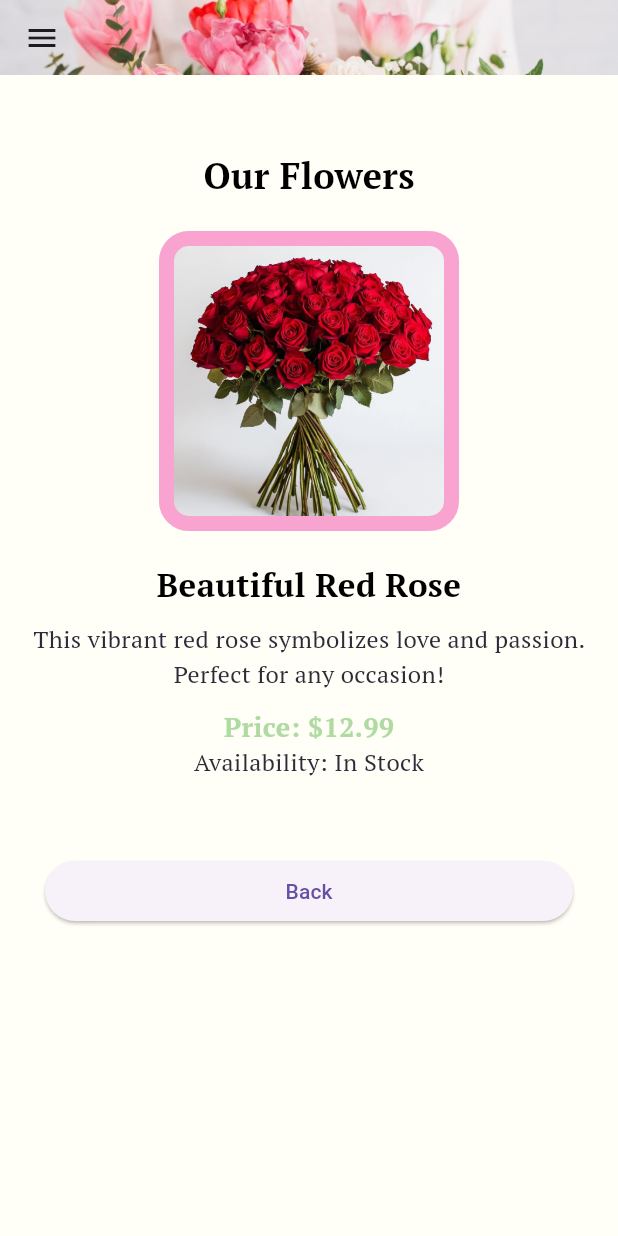
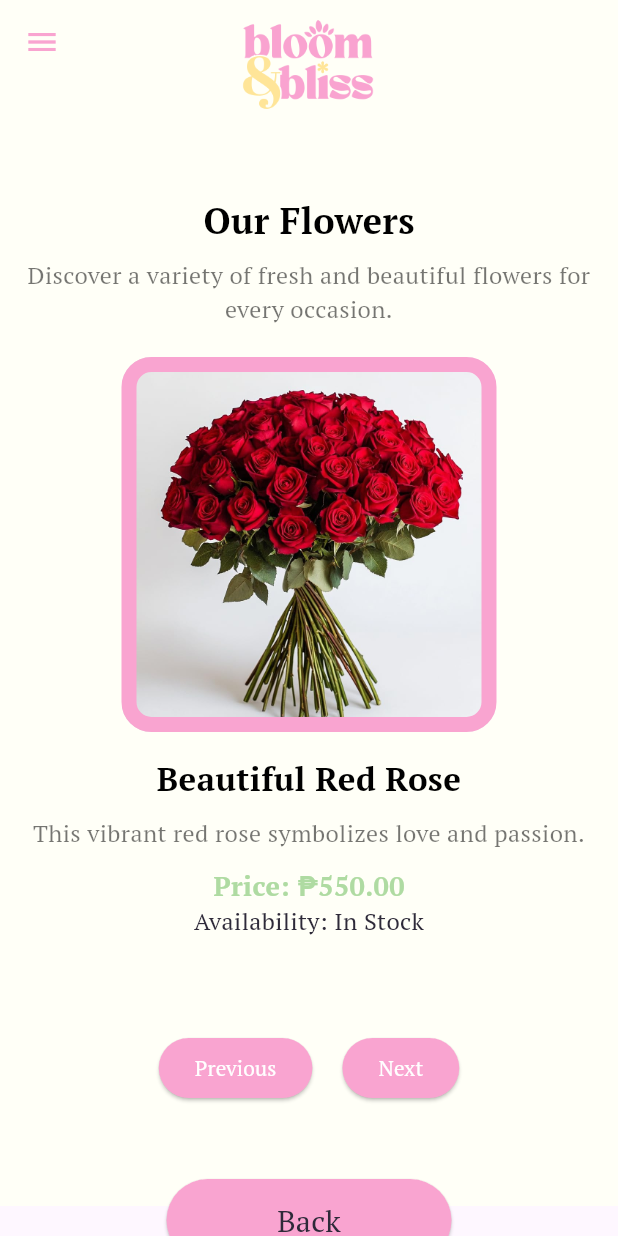
Before and after one commit to llasus-ronnie/Bloom-and-Bliss, a Flutter app: the screen it shows after launch, in the side drawer, after a tap on "Our Flowers", on a phone screen of 412 x 824 dp. Run offline on Flutter 3.47's test engine with Material 3 defaults, Android fonts, the phone set to English and light mode, and no system bars.

Commit message:
updated details page

```diff
--- a/lib/pages/details_page.dart
+++ b/lib/pages/details_page.dart
@@ -2,6 +2,7 @@ import 'package:flutter/material.dart';
 import 'package:bloom_and_bliss/sidenav.dart';
 import 'package:bloom_and_bliss/main.dart';
 import 'package:bloom_and_bliss/constants/colors.dart';
+
 
 void main() {
   runApp(const DetailsPage());
@@ -12,33 +13,39 @@ class DetailsPage extends StatelessWidget {
 
   @override
   Widget build(BuildContext context) {
+    const String apptitle = "Flower Shop";
     return MaterialApp(
-      title: "Flower Shop",
+      title: apptitle,
       home: Scaffold(
+        appBar: PreferredSize(
+          preferredSize: Size.fromHeight(80),
+          child: AppBar(
             backgroundColor: AppColors.beige,
-        appBar: PreferredSize(
-          preferredSize: Size.fromHeight(50),
-          child: AppBar(
             centerTitle: true,
-            flexibleSpace: Container(
-              decoration: BoxDecoration(
-                image: DecorationImage(
-                  image: AssetImage("assets/flowers-header.jpg"),
-                  fit: BoxFit.cover,
+            flexibleSpace: Center(
+              child: Padding(
+                padding: EdgeInsets.only(top: 10, bottom: 5),
+                child: Image.asset("assets/bnb-logo.png", height: 70),
               ),
             ),
+            iconTheme: IconThemeData(
+                color: AppColors.pink
             ),
-            elevation: 0,
           ),
         ),
         drawer: Sidenav(),
         body: SingleChildScrollView(
+          child: Container(
+            height: MediaQuery.of(context).size.height - 100,
+            alignment: Alignment.center,
+            color: AppColors.beige,
             child: Column(
               children: [
                 TextTitleSection(),
                 BodySection(),
-              ButtonFieldSection(),
+                ButtonFieldSection()
               ],
+            ),
           ),
         ),
       ),
@@ -53,83 +60,184 @@ class TextTitleSection extends StatelessWidget {
   Widget build(BuildContext context) {
     return Padding(
       padding: EdgeInsets.only(top: 50),
-      child: Text(
+      child: Column(
+        crossAxisAlignment: CrossAxisAlignment.center,
+        children: [
+          Text(
             "Our Flowers",
             style: TextStyle(
               fontSize: 24,
               fontWeight: FontWeight.bold,
               color: Colors.black,
-          fontFamily: 'PTSerif'
+              fontFamily: 'PTSerif',
             ),
+          ),
+          SizedBox(height: 8), // Adds spacing between the title and subtext
+          Text(
+            "Discover a variety of fresh and beautiful flowers for every occasion.",
+            textAlign: TextAlign.center,
+            style: TextStyle(
+              fontSize: 16,
+              color: Colors.black54,
+              fontFamily: 'PTSerif',
+            ),
+          ),
+        ],
       ),
     );
   }
 }
 
-class BodySection extends StatelessWidget {
+class BodySection extends StatefulWidget {
   const BodySection({super.key});
 
   @override
+  _BodySectionState createState() => _BodySectionState();
+}
+
+class _BodySectionState extends State<BodySection> {
+  final PageController _pageController = PageController(viewportFraction: 0.9);
+  int currentIndex = 0;
+
+  final List<Map<String, String>> flowers = [
+    {
+      "image": "assets/sample-flower.jpg",
+      "name": "Beautiful Red Rose",
+      "description": "This vibrant red rose symbolizes love and passion.",
+      "price": "\₱550.00",
+      "availability": "In Stock"
+    },
+    {
+      "image": "assets/sample-flower2.jpg",
+      "name": "Elegant White Lily",
+      "description": "A graceful white lily that represents purity.",
+      "price": "\₱670.00",
+      "availability": "In Stock"
+    },
+    {
+      "image": "assets/sample-flower3.jpg",
+      "name": "Charming Sunflower",
+      "description": "Bright and cheerful sunflowers to bring joy to any space!",
+      "price": "\₱450.00",
+      "availability": "Limited Stock"
+    }
+  ];
+
+  void _nextFlower() {
+    if (currentIndex < flowers.length - 1) {
+      setState(() {
+        currentIndex++;
+      });
+      _pageController.animateToPage(currentIndex, duration: Duration(milliseconds: 300), curve: Curves.easeInOut);
+    }
+  }
+
+  void _previousFlower() {
+    if (currentIndex > 0) {
+      setState(() {
+        currentIndex--;
+      });
+      _pageController.animateToPage(currentIndex, duration: Duration(milliseconds: 300), curve: Curves.easeInOut);
+    }
+  }
+
+  @override
   Widget build(BuildContext context) {
+    return Column(
+      mainAxisSize: MainAxisSize.min,
+      children: [
+        SizedBox(
+          height: 450,
+          child: PageView.builder(
+            controller: _pageController,
+            itemCount: flowers.length,
+            physics: NeverScrollableScrollPhysics(),
+            itemBuilder: (context, index) {
+              final flower = flowers[index];
               return Padding(
-      padding: EdgeInsets.all(20),
+                padding: EdgeInsets.only(top: 20),
+                child: SizedBox(
+                  height: 450,
                   child: Column(
+                    mainAxisSize: MainAxisSize.min,
                     children: [
-          Center(
-            child: Container(
-              width: 200,
-              height: 200,
+                      Container(
+                        width: 250,
+                        height: 250,
                         decoration: BoxDecoration(
                           border: Border.all(color: AppColors.pink, width: 10),
                           borderRadius: BorderRadius.circular(20),
                           image: DecorationImage(
-                  image: AssetImage('assets/sample-flower.jpg'),
+                            image: AssetImage(flower["image"]!),
                             fit: BoxFit.cover,
                           ),
                         ),
                       ),
-          ),
-          SizedBox(height: 20),
+                      SizedBox(height: 15),
                       Text(
-            "Beautiful Red Rose",
+                        flower["name"]!,
                         style: TextStyle(
                           fontSize: 22,
                           fontWeight: FontWeight.bold,
+                          fontFamily: 'PTSerif',
                           color: Colors.black,
-              fontFamily: 'PTSerif'
                         ),
                         textAlign: TextAlign.center,
                       ),
                       SizedBox(height: 10),
                       Text(
-            "This vibrant red rose symbolizes love and passion. Perfect for any occasion!",
+                        flower["description"]!,
                         style: TextStyle(
                           fontSize: 16,
-              color: AppColors.black,
-              fontFamily: 'PTSerif'
+                          color: Colors.black54,
+                          fontFamily: 'PTSerif',
                         ),
                         textAlign: TextAlign.center,
                       ),
                       SizedBox(height: 10),
                       Text(
-            "Price: \$12.99",
+                        "Price: ${flower["price"]!}",
                         style: TextStyle(
                           fontSize: 18,
                           fontWeight: FontWeight.bold,
                           color: AppColors.green,
-              fontFamily: 'PTSerif'
+                          fontFamily: 'PTSerif',
                         ),
                       ),
                       Text(
-            "Availability: In Stock",
+                        "Availability: ${flower["availability"]!}",
                         style: TextStyle(
                           fontSize: 16,
                           color: AppColors.black,
-              fontFamily: 'PTSerif'
+                          fontFamily: 'PTSerif',
                         ),
                       ),
                     ],
                   ),
+                ),
+              );
+            },
+          ),
+        ),
+        SizedBox(height: 20),
+        Row(
+          mainAxisAlignment: MainAxisAlignment.center,
+          children: [
+            ElevatedButton(
+              onPressed: _previousFlower,
+              style: ElevatedButton.styleFrom(backgroundColor: AppColors.pink),
+              child: Text("Previous", style: TextStyle(fontFamily: 'PTSerif', color: Colors.white)),
+            ),
+            SizedBox(width: 20),
+            ElevatedButton(
+              onPressed: _nextFlower,
+              style: ElevatedButton.styleFrom(backgroundColor: AppColors.pink),
+              child: Text("Next", style: TextStyle(fontFamily: 'PTSerif', color: Colors.white)),
+            ),
+          ],
+        ),
+        SizedBox(height: 20),
+      ],
     );
   }
 }
@@ -139,17 +247,34 @@ class ButtonFieldSection extends StatelessWidget {
 
   @override
   Widget build(BuildContext context) {
-    return Padding(padding: EdgeInsets.all(30),
+    return Padding(
+      padding: EdgeInsets.all(30),
       child: Row(
-        spacing: 10,
         mainAxisAlignment: MainAxisAlignment.spaceAround,
         children: [
-          Expanded(child:
-          ElevatedButton(
-              onPressed: () =>
-                  Navigator.push(context,
-                      MaterialPageRoute(builder: (context) => MyApp())),
-              child: Text("Back"))
+          SizedBox(
+            width: 190,
+            height: 55,
+            child: ElevatedButton(
+              style: ElevatedButton.styleFrom(
+                backgroundColor: AppColors.pink,
+                shape: RoundedRectangleBorder(
+                  borderRadius: BorderRadius.circular(50),
+                ),
+              ),
+              onPressed: () => Navigator.push(
+                context,
+                MaterialPageRoute(builder: (context) => MyApp()),
+              ),
+              child: Text(
+                "Back",
+                style: TextStyle(
+                  fontSize: 20,
+                  color: AppColors.black,
+                  fontFamily: 'PTSerif',
+                ),
+              ),
+            ),
           ),
         ],
       ),
--- a/pubspec.yaml
+++ b/pubspec.yaml
@@ -66,6 +66,8 @@ flutter:
     - assets/flower-placeholder1.png
     - assets/flower-placeholder2.png
     - assets/sample-flower.jpg
+    - assets/sample-flower2.jpg
+    - assets/sample-flower3.jpg
 
   # An image asset can refer to one or more resolution-specific "variants", see
   # https://flutter.dev/to/resolution-aware-images
```
Also changed, not shown: assets/sample-flower2.jpg (added), assets/sample-flower3.jpg (added). Lines whose indentation alone changed are shown as unchanged.
